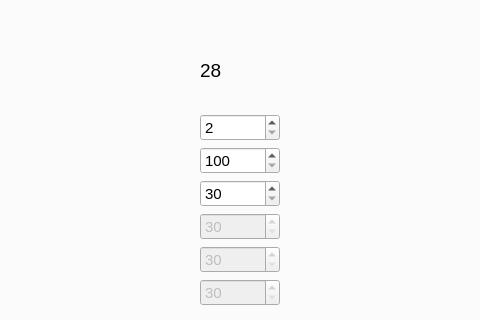
The window that src/mainwindow.ui (IgorMitiukliaev/CPP7_MLP) describes before a commit, drawn with Qt 5; both pictures show x 265 to 745 and y 170 to 490 of the 1200 by 800 pixel window.
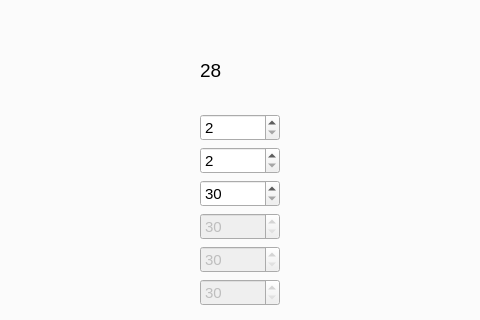
The same window after the commit.

Diff of the .ui file:
```diff
--- a/src/mainwindow.ui
+++ b/src/mainwindow.ui
@@ -276,7 +276,7 @@
             </font>
            </property>
            <property name="minimum">
-            <number>100</number>
+            <number>2</number>
            </property>
            <property name="maximum">
             <number>1000</number>
```
